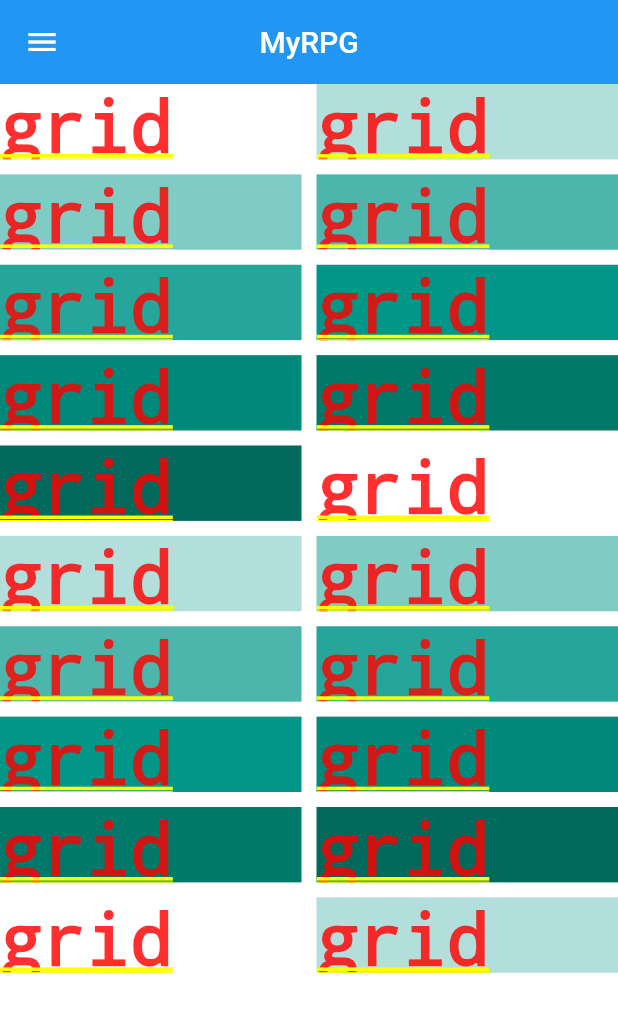
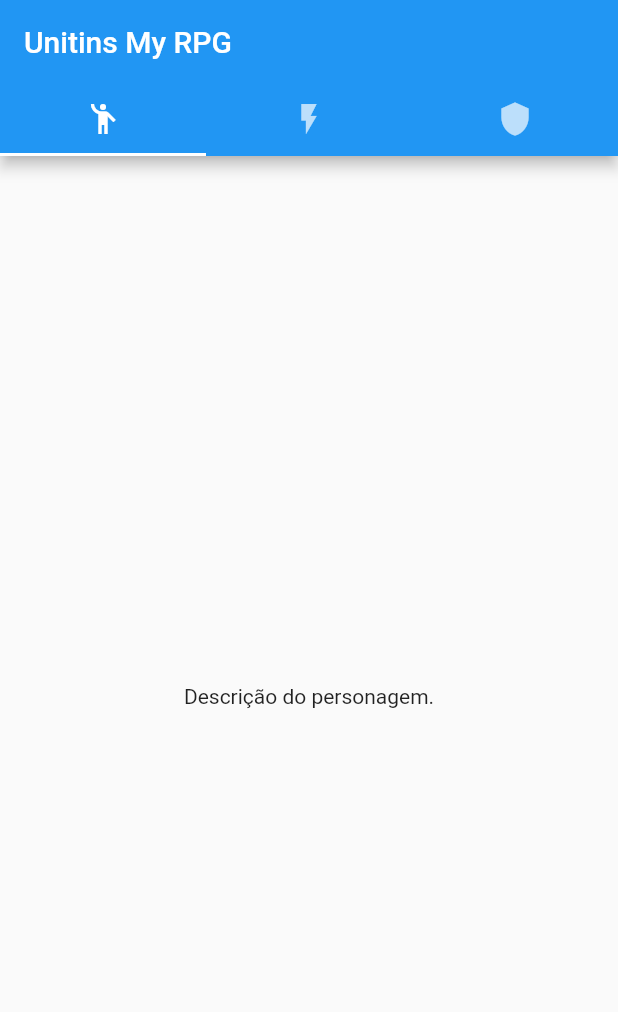
Before and after one commit to BrayanMota/Unitins-MyRPG, a Flutter app: the screen it shows after launch, on a phone screen of 412 x 824 dp. Shown: the top 1012 px of the screen. Run offline on Flutter 3.47's test engine with Material 2 defaults, Android fonts, the phone set to English and light mode, and no system bars.

Commit message:
Creating character sheet screen.

```diff
--- a/lib/home_page.dart
+++ b/lib/home_page.dart
@@ -1,4 +1,7 @@
 import 'package:flutter/material.dart';
+import 'package:my_rpg/user/components/character_tab.dart';
+import 'package:my_rpg/user/components/items_list_tab.dart';
+import 'package:my_rpg/user/components/skills_list_tab.dart';
 
 class HomePage extends StatefulWidget {
   const HomePage({Key? key}) : super(key: key);
@@ -10,38 +13,34 @@ class HomePage extends StatefulWidget {
 class _HomePageState extends State<HomePage> {
   @override
   Widget build(BuildContext context) {
-    return CustomScrollView(
-      slivers: [
-        SliverAppBar(
-          title: const Text('MyRPG'),
-          pinned: true,
-          floating: true,
-          expandedHeight: 50,
-          centerTitle: true,
-          leading: IconButton(
-            icon: const Icon(Icons.menu),
-            onPressed: () {},
+    return DefaultTabController(
+      initialIndex: 0,
+      length: 3,
+      child: Scaffold(
+        appBar: AppBar(
+          title: const Text('Unitins My RPG'),
+          bottom: const TabBar(
+            tabs: <Widget>[
+              Tab(
+                icon: Icon(Icons.emoji_people),
+              ),
+              Tab(
+                icon: Icon(Icons.flash_on),
+              ),
+              Tab(
+                icon: Icon(Icons.shield),
+              ),
+            ],
           ),
         ),
-        SliverGrid(
-          gridDelegate: const SliverGridDelegateWithMaxCrossAxisExtent(
-            maxCrossAxisExtent: 200,
-            mainAxisSpacing: 10,
-            crossAxisSpacing: 10,
-            childAspectRatio: 4,
-          ),
-          delegate: SliverChildBuilderDelegate(
-            (BuildContext context, int index) {
-              return Container(
-                alignment: Alignment.center,
-                color: Colors.teal[100 * (index % 9)],
-                child: Text('grid item $index'),
-              );
-            },
-            childCount: 20,
-          ),
-        )
-      ],
+        body: const TabBarView(
+          children: <Widget>[
+            CharacterTab(),
+            SkillsListTab(),
+            ItemsListTab(),
+          ],
+        ),
+      ),
     );
   }
 }
--- a/lib/main.dart
+++ b/lib/main.dart
@@ -1,22 +1,28 @@
 import 'package:flutter/material.dart';
-
 import 'package:my_rpg/home_page.dart';
 
-void main() {
-  runApp(const MyApp());
-}
 
-class MyApp extends StatelessWidget {
-  const MyApp({Key? key}) : super(key: key);
+void main() => runApp(const UnitinsMyRpg());
+
+class UnitinsMyRpg extends StatelessWidget {
+  const UnitinsMyRpg({Key? key}) : super(key: key);
+
+  static const String _title = 'Unitins RPG App';
 
   @override
   Widget build(BuildContext context) {
-    return MaterialApp(
-      theme: ThemeData(
-        primarySwatch: Colors.blue,
-        visualDensity: VisualDensity.adaptivePlatformDensity,
-      ),
-      home: const HomePage(),
+    return const MaterialApp(
+      title: _title,
+      home: UnitinsMyRpgStatelessWidget(),
     );
   }
 }
+
+class UnitinsMyRpgStatelessWidget extends StatelessWidget {
+  const UnitinsMyRpgStatelessWidget({Key? key}) : super(key: key);
+
+  @override
+  Widget build(BuildContext context) {
+    return const HomePage();
+  }
+}
--- /dev/null
+++ b/lib/user/components/character_tab.dart
@@ -0,0 +1,17 @@
+import 'package:flutter/material.dart';
+
+class CharacterTab extends StatefulWidget {
+  const CharacterTab({Key? key}) : super(key: key);
+
+  @override
+  State<StatefulWidget> createState() => _CharacterTabState();
+}
+
+class _CharacterTabState extends State<CharacterTab> {
+  @override
+  Widget build(BuildContext context) {
+    return const Center(
+      child: Text("Descrição do personagem."),
+    );
+  }
+}
--- /dev/null
+++ b/lib/user/components/items_list_tab.dart
@@ -0,0 +1,17 @@
+import 'package:flutter/material.dart';
+
+class ItemsListTab extends StatefulWidget {
+  const ItemsListTab({Key? key}) : super(key: key);
+
+  @override
+  State<ItemsListTab> createState() => _ItemsListTabState();
+}
+
+class _ItemsListTabState extends State<ItemsListTab> {
+  @override
+  Widget build(BuildContext context) {
+    return const Center(
+      child: Text("Lista de equipamentos."),
+    );
+  }
+}
--- /dev/null
+++ b/lib/user/components/skills_list_tab.dart
@@ -0,0 +1,17 @@
+import 'package:flutter/material.dart';
+
+class SkillsListTab extends StatefulWidget {
+  const SkillsListTab({Key? key}) : super(key: key);
+
+  @override
+  State<SkillsListTab> createState() => _SkillsListTabState();
+}
+
+class _SkillsListTabState extends State<SkillsListTab> {
+  @override
+  Widget build(BuildContext context) {
+    return const Center(
+      child: Text("Lista de habilidades."),
+    );
+  }
+}
```
Also changed, not shown: 1 other file.
